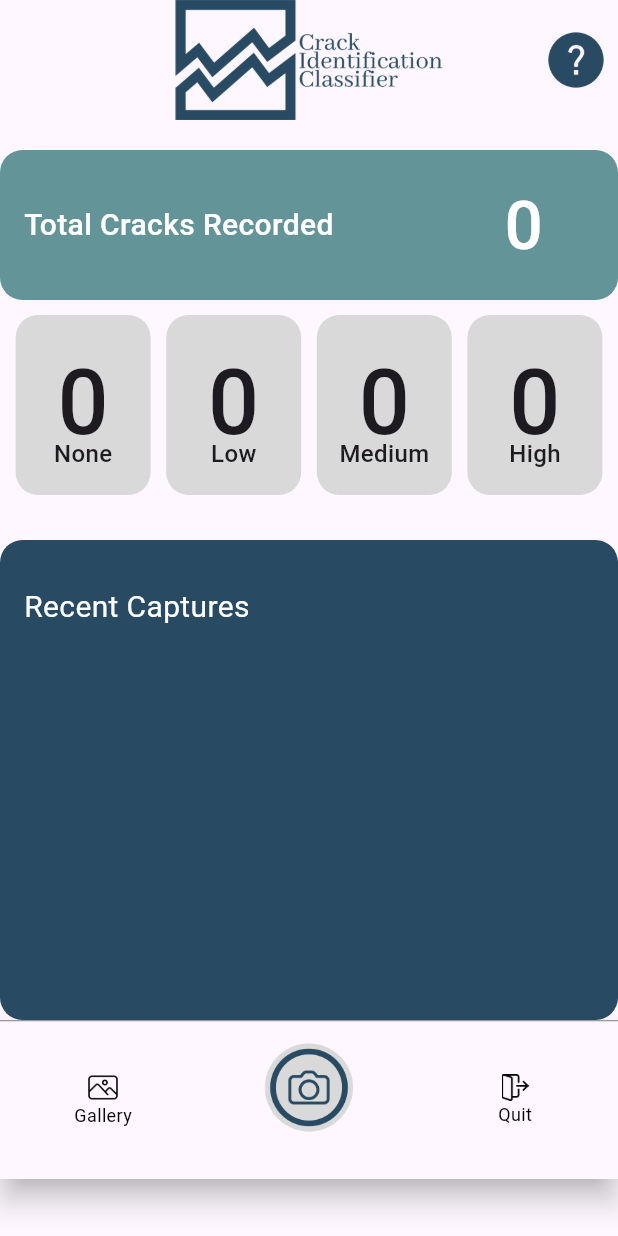
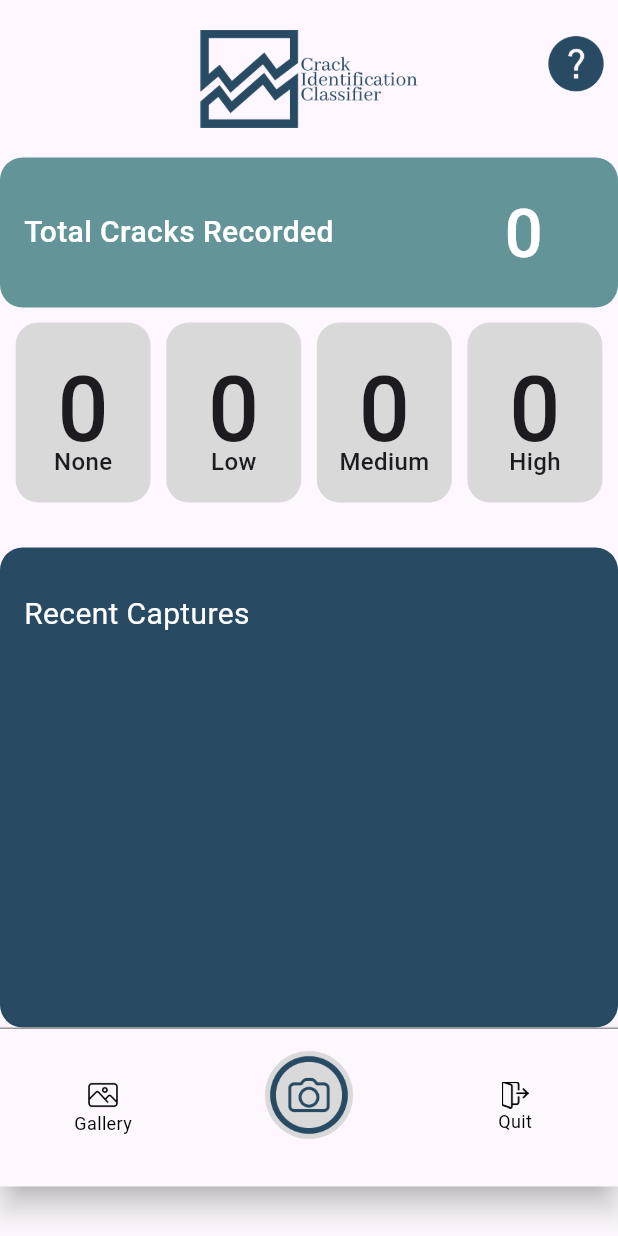
Before and after one commit to ZnerB16/BayesCrack, a Flutter app: the MainMenu screen opened directly, on a phone screen of 412 x 824 dp. Run offline on Flutter 3.47's test engine with Material 3 defaults, Android fonts, the light colour scheme and no system bars; our stand-ins replace camera, geocoding, location, permission_handler, sqflite; missing offline and left inert: tflite_flutter; accounts and stored records are empty.

Commit message:
minor changes, app name and logo

```diff
--- a/lib/help_popup.dart
+++ b/lib/help_popup.dart
@@ -528,7 +528,7 @@ class HelpPopup4 extends StatelessWidget{
                             'assets/images/raven.png',
                             height: 80,
                           ),
-                          const Padding(padding: EdgeInsets.only(left: 45)),
+                          const Padding(padding: EdgeInsets.only(left: 48)),
                           const Text(
                             "Raven E. Cagulang",
                             style: TextStyle(
@@ -548,7 +548,7 @@ class HelpPopup4 extends StatelessWidget{
                             'assets/images/francis.png',
                             height: 80,
                           ),
-                          const Padding(padding: EdgeInsets.only(left: 45)),
+                          const Padding(padding: EdgeInsets.only(left: 48)),
                           const Text(
                             "Francis Ryan C. Diesto",
                             style: TextStyle(
@@ -586,7 +586,7 @@ class HelpPopup4 extends StatelessWidget{
                             'assets/images/kyra.png',
                             height: 80,
                           ),
-                          const Padding(padding: EdgeInsets.only(left: 30)),
+                          const Padding(padding: EdgeInsets.only(left: 25)),
                           const Text(
                             "Kyra Jyne A. Melendres",
                             style: TextStyle(
--- a/lib/main_menu.dart
+++ b/lib/main_menu.dart
@@ -69,12 +69,14 @@ class _MainMenuState extends State<MainMenu> {
     return Scaffold(
       appBar: AppBar(
         automaticallyImplyLeading: false,
-        toolbarHeight: 80,
+        toolbarHeight: 85,
         flexibleSpace: Center(
+          child: Padding(
+            padding: const EdgeInsets.only(top: 20),
           child: Image.asset(
             'assets/images/logo_text.png',
-            fit: BoxFit.contain,
-            height: 80,
+            height: kToolbarHeight + 20,
+            ),
           ),
         ),
         actions: [
```
Also changed, not shown: pubspec.lock, 6 other files.
